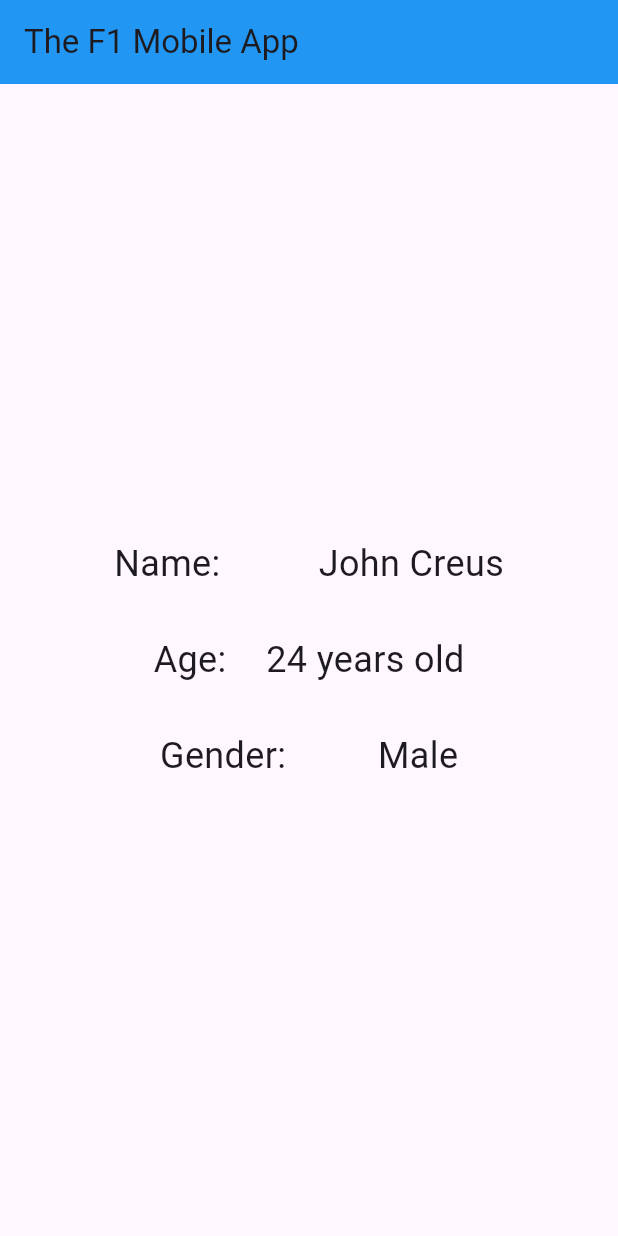
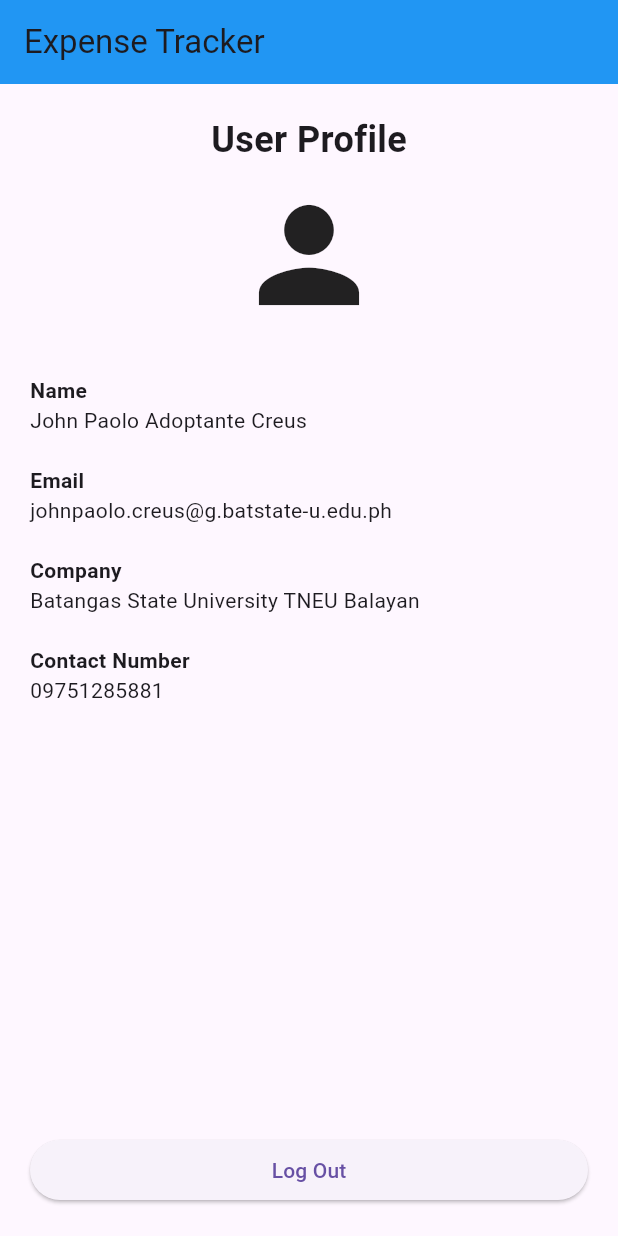
Before and after one commit to bosspaoofGNGBarbershop/The-F1-Mobile-App, a Flutter app: the screen it shows after launch, on a phone screen of 412 x 824 dp. Run offline on Flutter 3.47's test engine with Material 3 defaults, Android fonts, the phone set to English and light mode, and no system bars.

Commit message:
this is my User Profile activity

```diff
--- a/lib/main.dart
+++ b/lib/main.dart
@@ -1,69 +1,79 @@
 import 'package:flutter/material.dart';
 
 void main() {
-  runApp(MyApp());}
-class MyApp extends StatelessWidget {
+  runApp(MaterialApp(
+    home: Profile(),
+    debugShowCheckedModeBanner: false,
+  ));
+}
+
+class Profile extends StatelessWidget {
+  const Profile({super.key});
+
   @override
   Widget build(BuildContext context) {
-    return MaterialApp(
-      home: Scaffold(
+    return Scaffold(
       appBar: AppBar(
-          title: Text('The F1 Mobile App'),
+        title: Text('Expense Tracker'),
         backgroundColor: Colors.blue,
       ),
-        body: SafeArea(
-          child: Center(
-            child: Container(
-              width: 300, // adjust as needed
-              padding: EdgeInsets.all(20),
+      body: Padding(
+        padding: const EdgeInsets.all(20.0),
         child: Column(
-                mainAxisAlignment: MainAxisAlignment.center,
-                children: [
-                  Row(
           mainAxisAlignment: MainAxisAlignment.spaceBetween,
           children: [
-                      Text(
-                        'Name:',
-                        style: TextStyle(fontSize: 24),
-                      ),
-                      Text(
-                        'John Creus',
-                        style: TextStyle(fontSize: 24),
-                      ),
-                    ],
-                  ),
-                  SizedBox(height: 30),
-                  Row(
-                    mainAxisAlignment: MainAxisAlignment.spaceEvenly,
+            Column(
+              crossAxisAlignment: CrossAxisAlignment.start,
+              children: [
+                Center(
+                  child: Column(
                     children: [
                       Text(
-                        'Age:',
-                        style: TextStyle(fontSize: 24),
+                        'User Profile',
+                        style: TextStyle(
+                            fontSize: 24, fontWeight: FontWeight.bold),
                       ),
-                      Text(
-                        '24 years old',
-                        style: TextStyle(fontSize: 24),
-                      ),
-                    ],
-                  ),
-                  SizedBox(height: 30),
-                  Row(
-                    mainAxisAlignment: MainAxisAlignment.spaceAround,
-                    children: [
-                      Text(
-                        'Gender:',
-                        style: TextStyle(fontSize: 24),
-                      ),
-                      Text(
-                        'Male',
-                        style: TextStyle(fontSize: 24),
-                      ),
-                    ],
-                  ),
+                      SizedBox(height: 10),
+                      Icon(Icons.person, size: 100),
                     ],
                   ),
                 ),
+                SizedBox(height: 30),
+                Text(
+                  'Name',
+                  style: TextStyle(fontWeight: FontWeight.bold),
                 ),
+                Text('John Paolo Adoptante Creus'),
+                SizedBox(height: 20),
+                Text(
+                  'Email',
+                  style: TextStyle(fontWeight: FontWeight.bold),
+                ),
+                Text('johnpaolo.creus@g.batstate-u.edu.ph'),
+                SizedBox(height: 20),
+                Text(
+                  'Company',
+                  style: TextStyle(fontWeight: FontWeight.bold),
+                ),
+                Text('Batangas State University TNEU Balayan'),
+                SizedBox(height: 20),
+                Text(
+                  'Contact Number',
+                  style: TextStyle(fontWeight: FontWeight.bold),
+                ),
+                Text('09751285881'),
+              ],
+            ),
+            SizedBox(
+              width: double.infinity,
+              child: ElevatedButton(
+                onPressed: () {
+                  // Log out logic here
+                },
+                child: Text('Log Out'),
+              ),
+            ),
+          ],
         ),
       ),
     );
```
Lines whose indentation alone changed are shown as unchanged.
